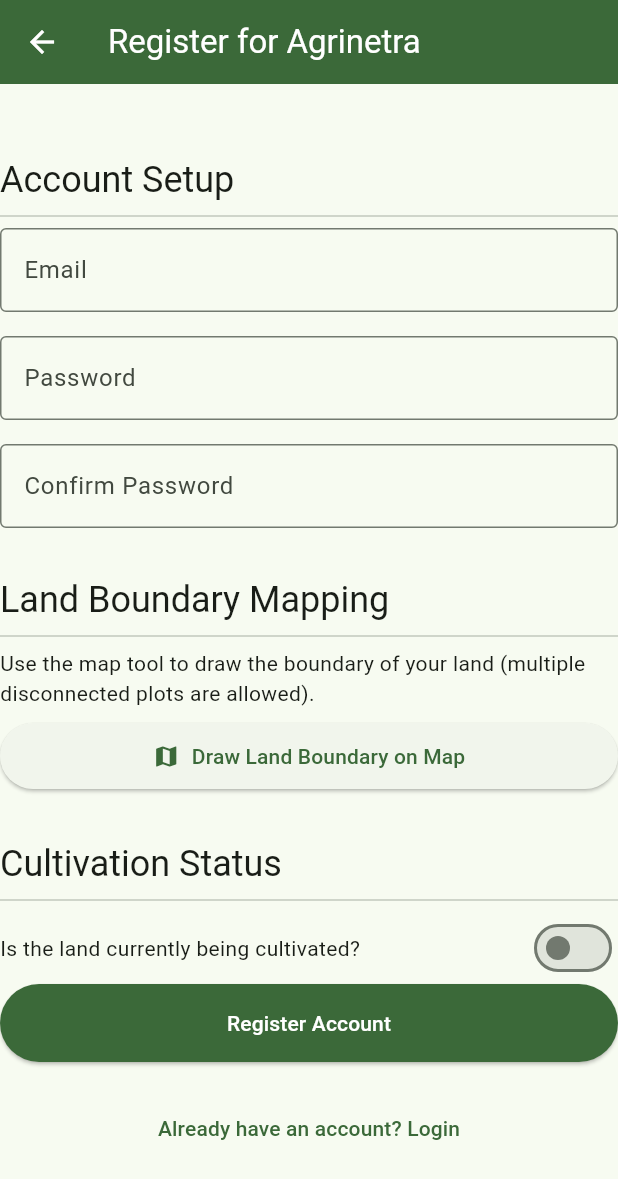
After one commit to Nandanasssss/Agrinetra, a Flutter app: the RegistrationPage screen opened by its route, on a phone screen of 412 x 824 dp. The commit adds this screen. Shown: the top 1179 px of the screen. Run offline on Flutter 3.47's test engine with Material 3 defaults, Android fonts, the phone set to English and light mode, and no system bars; our stand-ins replace shared_preferences; accounts and stored records are empty.

Commit message:
Registration page
Added a registration page

```diff
--- a/lib/main.dart
+++ b/lib/main.dart
@@ -3,6 +3,7 @@
 
 import 'pages/welcome_page.dart';
 import 'pages/login_page.dart';
+import 'pages/register.dart';
 import 'pages/dashboard/dashboard_page.dart';
 
 void main() {
@@ -30,6 +31,7 @@
       routes: {
         '/login': (context) => const LoginPage(),
         '/dashboard': (context) => const DashboardPage(),
+        '/register': (context) => const RegistrationPage(),
       },
       home: FutureBuilder<bool>(
         future: isLoggedIn(),
--- a/lib/pages/login_page.dart
+++ b/lib/pages/login_page.dart
@@ -8,6 +8,10 @@
     final prefs = await SharedPreferences.getInstance();
     await prefs.setBool('isLoggedIn', true);
     Navigator.pushReplacementNamed(context, '/dashboard');
+  }
+
+  void _goToRegister(BuildContext context) {
+    Navigator.pushNamed(context, '/register');
   }
 
   @override
@@ -63,6 +67,14 @@
                     child: const Text("Login with OTP"),
                   ),
                 ),
+                const SizedBox(height: 12),
+                SizedBox(
+                  width: double.infinity,
+                  child: OutlinedButton(
+                    onPressed: () => _goToRegister(context),
+                    child: const Text("Register"),
+                  ),
+                ),
               ],
             ),
           ),
--- /dev/null
+++ b/lib/pages/register.dart
@@ -0,0 +1,388 @@
+import 'package:flutter/material.dart';
+
+class RegistrationPage extends StatefulWidget {
+  const RegistrationPage({super.key});
+
+  @override
+  State<RegistrationPage> createState() => _RegistrationPageState();
+}
+
+class _RegistrationPageState extends State<RegistrationPage> {
+  // Form Key for validation
+  final _formKey = GlobalKey<FormState>();
+
+  // Cultivation Status Variables
+  bool _isCultivating = false;
+  bool _hasMultipleCrops = false;
+  String _cropIntegrationType = 'Integrated'; // Options: 'Integrated', 'Separated'
+
+  // List to hold details for multiple crops
+  List<Map<String, String>> _cropDetails = [
+    {'cropName': '', 'sowingDate': '', 'harvestDate': ''}
+  ];
+
+  // Placeholder function for map drawing/data
+  void _openMapForBoundaryDrawing() {
+    // TODO: Implement navigation to a map view using Google Maps/Leaflet
+    // and collect the boundary coordinates (Polygon/MultiPolygon GeoJSON).
+    // The result should update a state variable like _landBoundaries.
+    ScaffoldMessenger.of(context).showSnackBar(
+      const SnackBar(content: Text('Opening map for land boundary drawing... (API integration required)')),
+    );
+  }
+
+  // Placeholder function for sub-plot drawing
+  void _openMapForSubPlotDrawing(int index) {
+    // TODO: Implement navigation to draw the boundary for a specific crop/sub-plot.
+    ScaffoldMessenger.of(context).showSnackBar(
+      SnackBar(content: Text('Opening map for crop ${index + 1} sub-plot boundary...')),
+    );
+  }
+
+  void _register() {
+    if (_formKey.currentState!.validate()) {
+      _formKey.currentState!.save();
+      // TODO: Implement registration logic, send data to backend
+      ScaffoldMessenger.of(context).showSnackBar(
+        const SnackBar(content: Text('Registration Data Collected!')),
+      );
+      // Example navigation after successful registration
+      // Navigator.pushReplacementNamed(context, '/login');
+    }
+  }
+
+  @override
+  Widget build(BuildContext context) {
+    final theme = Theme.of(context);
+
+    return Scaffold(
+      appBar: AppBar(
+        title: const Text("Register for Agrinetra"),
+        backgroundColor: theme.colorScheme.primary,
+        foregroundColor: theme.colorScheme.onPrimary,
+      ),
+      body: Center(
+        child: SingleChildScrollView(
+          //padding: const EdgeInsets.all(16),
+          child: Form(
+            key: _formKey,
+            child: ConstrainedBox(
+              constraints: const BoxConstraints(maxWidth: 600),
+              child: Column(
+                crossAxisAlignment: CrossAxisAlignment.start,
+                children: [
+                  // --- Account Details ---
+                  Text(
+                    "Account Setup",
+                    style: theme.textTheme.headlineSmall,
+                  ),
+                  const Divider(),
+                  TextFormField(
+                    decoration: const InputDecoration(
+                      labelText: "Email",
+                      hintText: "farmer@example.com",
+                      border: OutlineInputBorder(),
+                    ),
+                    keyboardType: TextInputType.emailAddress,
+                    validator: (value) =>
+                        value == null || value.isEmpty ? 'Please enter your email.' : null,
+                  ),
+                  const SizedBox(height: 16),
+                  TextFormField(
+                    obscureText: true,
+                    decoration: const InputDecoration(
+                      labelText: "Password",
+                      hintText: "••••••••",
+                      border: OutlineInputBorder(),
+                    ),
+                    validator: (value) =>
+                        value == null || value.isEmpty || value.length < 8 ? 'Password must be at least 8 characters.' : null,
+                    onSaved: (value) => print('Password saved'), // Don't actually save in real app
+                  ),
+                  const SizedBox(height: 16),
+                  TextFormField(
+                    obscureText: true,
+                    decoration: const InputDecoration(
+                      labelText: "Confirm Password",
+                      hintText: "••••••••",
+                      border: OutlineInputBorder(),
+                    ),
+                    validator: (value) {
+                      // This validation is simplified. In a real app, you'd need
+                      // access to the main password field's value.
+                      if (value == null || value.isEmpty) {
+                        return 'Please confirm your password.';
+                      }
+                      return null;
+                    },
+                  ),
+                  const SizedBox(height: 32),
+
+                  // --- Land Boundary Mapping ---
+                  Text(
+                    "Land Boundary Mapping",
+                    style: theme.textTheme.headlineSmall,
+                  ),
+                  const Divider(),
+                  const Text(
+                      "Use the map tool to draw the boundary of your land (multiple disconnected plots are allowed)."),
+                  const SizedBox(height: 8),
+                  SizedBox(
+                    width: double.infinity,
+                    child: ElevatedButton.icon(
+                      onPressed: _openMapForBoundaryDrawing,
+                      icon: const Icon(Icons.map),
+                      label: const Text("Draw Land Boundary on Map"),
+                      style: ElevatedButton.styleFrom(
+                        padding: const EdgeInsets.symmetric(vertical: 12),
+                      ),
+                    ),
+                  ),
+                  const SizedBox(height: 32),
+
+                  // --- Cultivation Status ---
+                  Text(
+                    "Cultivation Status",
+                    style: theme.textTheme.headlineSmall,
+                  ),
+                  const Divider(),
+                  Row(
+                    children: [
+                      const Text("Is the land currently being cultivated?"),
+                      const Spacer(),
+                      Switch(
+                        value: _isCultivating,
+                        onChanged: (bool value) {
+                          setState(() {
+                            _isCultivating = value;
+                            if (!value) {
+                              _hasMultipleCrops = false;
+                              _cropDetails = [
+                                {'cropName': '', 'sowingDate': '', 'harvestDate': ''}
+                              ];
+                            }
+                          });
+                        },
+                      ),
+                    ],
+                  ),
+
+                  // --- Conditional Cultivation Details ---
+                  if (_isCultivating) ...[
+                    const SizedBox(height: 16),
+                    // Multiple Crops
+                    Row(
+                      children: [
+                        const Text("Are multiple crops present?"),
+                        const Spacer(),
+                        Switch(
+                          value: _hasMultipleCrops,
+                          onChanged: (bool value) {
+                            setState(() {
+                              _hasMultipleCrops = value;
+                              if (value) {
+                                // Ensure at least two crop entries when multiple is selected
+                                if (_cropDetails.length < 2) {
+                                  _cropDetails.add({'cropName': '', 'sowingDate': '', 'harvestDate': ''});
+                                }
+                              } else {
+                                // Reset to a single crop entry
+                                _cropDetails = [
+                                  {'cropName': '', 'sowingDate': '', 'harvestDate': ''}
+                                ];
+                              }
+                            });
+                          },
+                        ),
+                      ],
+                    ),
+
+                    // Crop Integration (Conditional)
+                    if (_hasMultipleCrops) ...[
+                      const SizedBox(height: 16),
+                      const Text("Are the crops integrated or separated?"),
+                      Row(
+                        children: [
+                          Expanded(
+                            child: RadioListTile<String>(
+                              title: const Text('Integrated'),
+                              value: 'Integrated',
+                              groupValue: _cropIntegrationType,
+                              onChanged: (String? value) {
+                                setState(() {
+                                  _cropIntegrationType = value!;
+                                });
+                              },
+                            ),
+                          ),
+                          Expanded(
+                            child: RadioListTile<String>(
+                              title: const Text('Separated'),
+                              value: 'Separated',
+                              groupValue: _cropIntegrationType,
+                              onChanged: (String? value) {
+                                setState(() {
+                                  _cropIntegrationType = value!;
+                                });
+                              },
+                            ),
+                          ),
+                        ],
+                      ),
+                    ],
+
+                    // --- Crop Details and Schedule (Repeatable) ---
+                    const SizedBox(height: 24),
+                    Text(
+                      "Crop Details and Schedule",
+                      style: theme.textTheme.titleMedium?.copyWith(fontWeight: FontWeight.bold),
+                    ),
+                    const SizedBox(height: 8),
+
+                    ..._cropDetails.asMap().entries.map((entry) {
+                      int index = entry.key;
+                      Map<String, String> cropData = entry.value;
+
+                      return Card(
+                        margin: const EdgeInsets.only(bottom: 16),
+                        child: Padding(
+                          padding: const EdgeInsets.all(12.0),
+                          child: Column(
+                            crossAxisAlignment: CrossAxisAlignment.start,
+                            children: [
+                              Text(
+                                "Crop Plot ${index + 1}",
+                                style: theme.textTheme.titleSmall?.copyWith(color: theme.colorScheme.secondary),
+                              ),
+                              if (_hasMultipleCrops && _cropIntegrationType == 'Separated')
+                                Padding(
+                                  padding: const EdgeInsets.only(top: 8.0, bottom: 8.0),
+                                  child: SizedBox(
+                                    width: double.infinity,
+                                    child: OutlinedButton.icon(
+                                      onPressed: () => _openMapForSubPlotDrawing(index),
+                                      icon: const Icon(Icons.crop_square),
+                                      label: const Text("Draw Cultivated Boundary"),
+                                    ),
+                                  ),
+                                ),
+                              TextFormField(
+                                initialValue: cropData['cropName'],
+                                decoration: const InputDecoration(
+                                  labelText: "Crop Name",
+                                  hintText: "e.g., Rice, Maize",
+                                ),
+                                onChanged: (value) => cropData['cropName'] = value,
+                              ),
+                              const SizedBox(height: 12),
+                              TextFormField(
+                                initialValue: cropData['sowingDate'],
+                                decoration: const InputDecoration(
+                                  labelText: "Sowing Date (YYYY-MM-DD)",
+                                  hintText: "e.g., 2025-06-15",
+                                ),
+                                keyboardType: TextInputType.datetime,
+                                onTap: () async {
+                                  FocusScope.of(context).requestFocus(FocusNode());
+                                  DateTime? picked = await showDatePicker(
+                                    context: context,
+                                    initialDate: DateTime.now(),
+                                    firstDate: DateTime(2000),
+                                    lastDate: DateTime(2030),
+                                  );
+                                  if (picked != null) {
+                                    setState(() {
+                                      cropData['sowingDate'] = picked.toString().split(' ')[0];
+                                    });
+                                  }
+                                },
+                              ),
+                              const SizedBox(height: 12),
+                              TextFormField(
+                                initialValue: cropData['harvestDate'],
+                                decoration: const InputDecoration(
+                                  labelText: "Expected Harvest Date (YYYY-MM-DD)",
+                                  hintText: "e.g., 2025-10-30",
+                                ),
+                                keyboardType: TextInputType.datetime,
+                                onTap: () async {
+                                  FocusScope.of(context).requestFocus(FocusNode());
+                                  DateTime? picked = await showDatePicker(
+                                    context: context,
+                                    initialDate: DateTime.now().add(const Duration(days: 90)),
+                                    firstDate: DateTime(2000),
+                                    lastDate: DateTime(2030),
+                                  );
+                                  if (picked != null) {
+                                    setState(() {
+                                      cropData['harvestDate'] = picked.toString().split(' ')[0];
+                                    });
+                                  }
+                                },
+                              ),
+                              if (_hasMultipleCrops && _cropDetails.length > 1)
+                                Align(
+                                  alignment: Alignment.centerRight,
+                                  child: TextButton.icon(
+                                    icon: const Icon(Icons.remove_circle_outline),
+                                    label: const Text('Remove Crop'),
+                                    onPressed: () {
+                                      setState(() {
+                                        _cropDetails.removeAt(index);
+                                      });
+                                    },
+                                  ),
+                                ),
+                            ],
+                          ),
+                        ),
+                      );
+                    }).toList(),
+
+                    if (_hasMultipleCrops)
+                      Align(
+                        alignment: Alignment.centerLeft,
+                        child: TextButton.icon(
+                          icon: const Icon(Icons.add),
+                          label: const Text('Add Another Crop'),
+                          onPressed: () {
+                            setState(() {
+                              _cropDetails.add({'cropName': '', 'sowingDate': '', 'harvestDate': ''});
+                            });
+                          },
+                        ),
+                      ),
+                    const SizedBox(height: 24),
+                  ],
+
+                  // --- Register Button ---
+                  SizedBox(
+                    width: double.infinity,
+                    child: ElevatedButton(
+                      onPressed: _register,
+                      style: ElevatedButton.styleFrom(
+                        padding: const EdgeInsets.symmetric(vertical: 16),
+                        backgroundColor: theme.colorScheme.primary,
+                        foregroundColor: theme.colorScheme.onPrimary,
+                      ),
+                      child: const Text("Register Account"),
+                    ),
+                  ),
+                  const SizedBox(height: 20),
+                  Center(
+                    child: TextButton(
+                      onPressed: () {
+                        Navigator.pop(context); // Go back to the login page
+                      },
+                      child: const Text("Already have an account? Login"),
+                    ),
+                  ),
+                ],
+              ),
+            ),
+          ),
+        ),
+      )
+    );
+  }
+}
```
